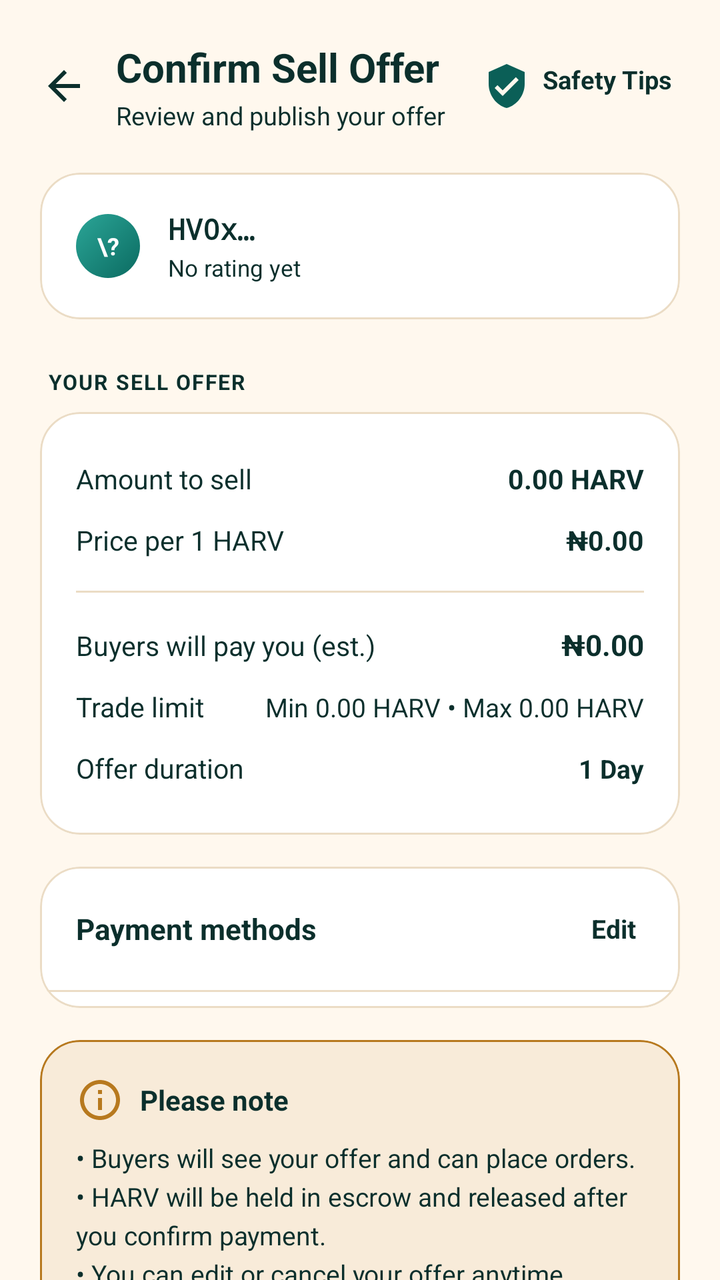
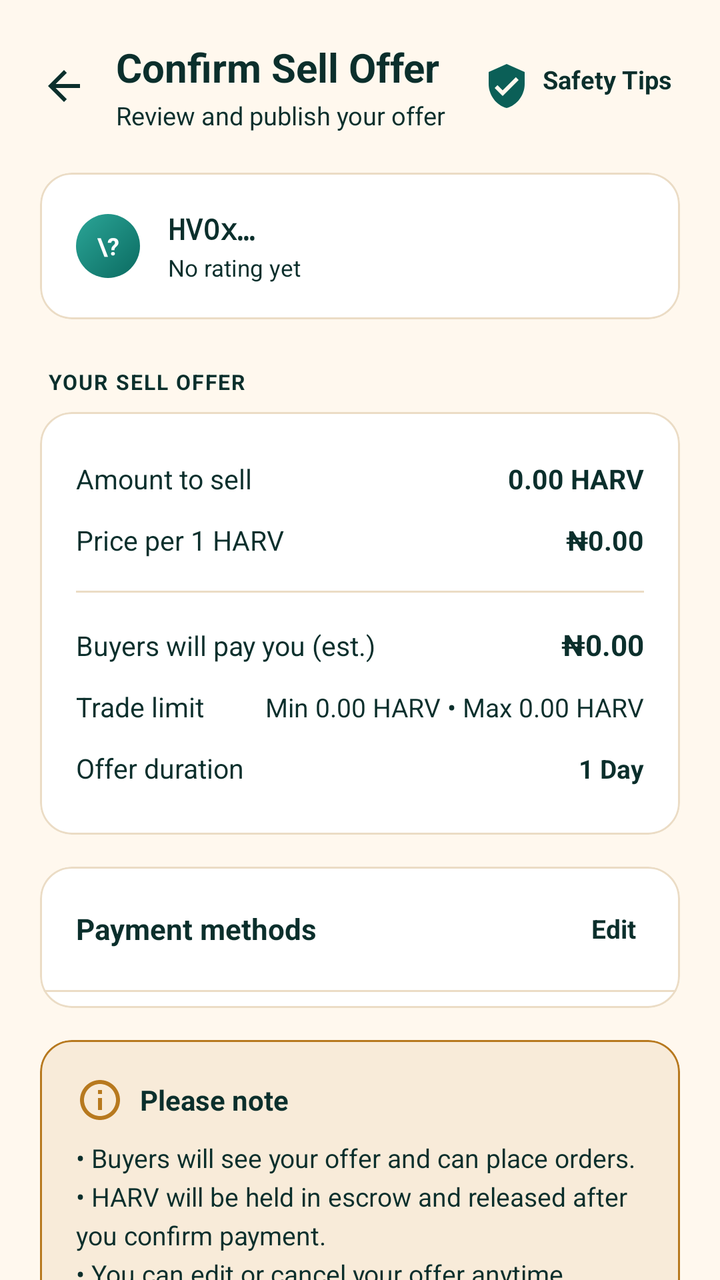

Compare the two renders of this Android layout. The source of the first and the diff that turns it into the second are given below.
<!-- AndroidManifest.xml: application theme AppTheme -->
<!-- res/layout/comfirm_sell_offer.xml -->
<androidx.coordinatorlayout.widget.CoordinatorLayout
	xmlns:android="http://schemas.android.com/apk/res/android"
	xmlns:app="http://schemas.android.com/apk/res-auto"
	xmlns:tools="http://schemas.android.com/tools"
	android:layout_width="match_parent"
	android:layout_height="match_parent"
	android:background="@color/colorP2pBg"
	app:layout_behavior="@string/appbar_scrolling_view_behavior"
	android:id="@+id/_main">
	<androidx.core.widget.NestedScrollView
		android:id="@+id/vscroll1"
		android:layout_width="match_parent"
		android:layout_height="match_parent"
		android:fillViewport="true"
		android:overScrollMode="never">
		<LinearLayout
			android:id="@+id/linear3"
			android:layout_width="match_parent"
			android:layout_height="wrap_content"
			android:padding="20dp"
			android:orientation="vertical">
			<LinearLayout
				android:id="@+id/linear4"
				android:layout_width="match_parent"
				android:layout_height="wrap_content"
				android:gravity="center_vertical"
				android:orientation="horizontal">
				<ImageView
					android:id="@+id/btn_confirm_sell_back"
					android:layout_width="24dp"
					android:layout_height="24dp"
					android:background="?attr/selectableItemBackgroundBorderless"
					android:src="@drawable/ic_arrow_back"
					android:contentDescription="Back"
					android:scaleType="centerInside"
					android:focusable="true"
					app:tint="@color/colorP2pTextPrimary" />
				<LinearLayout
					android:id="@+id/linear5"
					android:layout_width="0dp"
					android:layout_height="wrap_content"
					android:orientation="vertical"
					android:layout_weight="1"
					android:layout_marginStart="14dp">
					<TextView
						android:id="@+id/tv_confirm_title"
						android:layout_width="wrap_content"
						android:layout_height="wrap_content"
						android:text="Confirm Sell Offer"
						android:textSize="20sp"
						android:textStyle="bold" />
					<TextView
						android:id="@+id/tv_confirm_subtitle"
						android:layout_width="wrap_content"
						android:layout_height="wrap_content"
						android:layout_marginTop="2dp"
						android:text="Review and publish your offer"
						android:textSize="12.5sp" />
				</LinearLayout>
				<TextView
					android:id="@+id/textview6"
					android:layout_width="wrap_content"
					android:layout_height="wrap_content"
					android:padding="4dp"
					android:background="?attr/selectableItemBackground"
					android:text="Safety Tips"
					android:textStyle="bold"
					android:textSize="12.5sp"
					android:focusable="true"
					android:drawableStart="@drawable/ic_shield"
					android:drawablePadding="6dp"
					android:drawableTint="@color/colorP2pAccent" />
			</LinearLayout>
			<com.google.android.material.card.MaterialCardView
				android:id="@+id/cardview5"
				android:layout_width="match_parent"
				android:layout_height="wrap_content"
				android:layout_marginTop="20dp"
				app:cardBackgroundColor="@color/colorP2pSurface"
				app:cardCornerRadius="20dp"
				app:cardElevation="0dp"
				app:strokeColor="@color/colorP2pBorder"
				app:strokeWidth="1dp">
				<LinearLayout
					android:id="@+id/linear6"
					android:layout_width="match_parent"
					android:layout_height="wrap_content"
					android:padding="18dp"
					android:gravity="center_vertical"
					android:orientation="horizontal">
					<TextView
						android:id="@+id/tv_confirm_seller_initial"
						android:layout_width="32dp"
						android:layout_height="32dp"
						android:gravity="center"
						android:text="\\?"
						android:textSize="12sp"
						android:textStyle="bold"
	android:background="@drawable/bg_avatar"
	android:textColor="#FFFFFFFF"/>
					<LinearLayout
						android:id="@+id/linear7"
						android:layout_width="0dp"
						android:layout_height="wrap_content"
						android:orientation="vertical"
						android:layout_weight="1"
						android:layout_marginStart="14dp">
						<TextView
							android:id="@+id/tv_confirm_seller_name"
							android:layout_width="wrap_content"
							android:layout_height="wrap_content"
							android:text="HV0x…"
							android:textStyle="bold"
							android:textSize="14.5sp"
							android:fontFamily="monospace" />
						<TextView
							android:id="@+id/tv_confirm_seller_rating"
							android:layout_width="wrap_content"
							android:layout_height="wrap_content"
							android:layout_marginTop="2dp"
							android:text="No rating yet"
							android:textSize="11.5sp" />
					</LinearLayout>
					<TextView
						android:id="@+id/tv_confirm_seller_status"
						android:layout_width="wrap_content"
						android:layout_height="wrap_content"
						android:textSize="11.5sp"
						android:visibility="gone" />
				</LinearLayout>
			</com.google.android.material.card.MaterialCardView>
			<TextView
				android:id="@+id/textview7"
				android:layout_width="wrap_content"
				android:layout_height="wrap_content"
				android:layout_marginTop="24dp"
				android:layout_marginBottom="8dp"
				android:text="YOUR SELL OFFER"
				android:textStyle="bold"
				android:textSize="10.5sp"
				android:layout_marginStart="4dp"
				android:letterSpacing="0.06" />
			<com.google.android.material.card.MaterialCardView
				android:id="@+id/cardview6"
				android:layout_width="match_parent"
				android:layout_height="wrap_content"
				app:cardBackgroundColor="@color/colorP2pSurface"
				app:cardCornerRadius="20dp"
				app:cardElevation="0dp"
				app:strokeColor="@color/colorP2pBorder"
				app:strokeWidth="1dp">
				<LinearLayout
					android:id="@+id/linear8"
					android:layout_width="match_parent"
					android:layout_height="wrap_content"
					android:padding="18dp"
					android:orientation="vertical">
					<LinearLayout
						android:id="@+id/linear9"
						android:layout_width="match_parent"
						android:layout_height="wrap_content"
						android:orientation="horizontal"
						android:paddingVertical="6dp">
						<TextView
							android:id="@+id/tv_confirm_amount_label"
							android:layout_width="0dp"
							android:layout_height="wrap_content"
							android:text="Amount to sell"
							android:layout_weight="1"
							android:textSize="13.5sp" />
						<TextView
							android:id="@+id/tv_confirm_amount"
							android:layout_width="wrap_content"
							android:layout_height="wrap_content"
							android:text="0.00 HARV"
							android:textStyle="bold"
							android:textSize="13.5sp" />
					</LinearLayout>
					<LinearLayout
						android:id="@+id/linear10"
						android:layout_width="match_parent"
						android:layout_height="wrap_content"
						android:orientation="horizontal"
						android:paddingVertical="6dp">
						<TextView
							android:id="@+id/textview8"
							android:layout_width="0dp"
							android:layout_height="wrap_content"
							android:text="Price per 1 HARV"
							android:layout_weight="1"
							android:textSize="13.5sp" />
						<TextView
							android:id="@+id/tv_confirm_unit_price"
							android:layout_width="wrap_content"
							android:layout_height="wrap_content"
							android:text="₦0.00"
							android:textStyle="bold"
							android:textSize="13.5sp" />
					</LinearLayout>
					<View
						android:id="@+id/view11"
						android:layout_width="match_parent"
						android:layout_height="1dp"
						android:background="@color/colorP2pBorder"
						android:layout_marginVertical="10dp" />
					<LinearLayout
						android:id="@+id/linear12"
						android:layout_width="match_parent"
						android:layout_height="wrap_content"
						android:orientation="horizontal"
						android:paddingVertical="6dp">
						<TextView
							android:id="@+id/tv_confirm_pay_direction_label"
							android:layout_width="0dp"
							android:layout_height="wrap_content"
							android:text="Buyers will pay you (est.)"
							android:layout_weight="1"
							android:textSize="13.5sp" />
						<TextView
							android:id="@+id/tv_confirm_buyers_pay"
							android:layout_width="wrap_content"
							android:layout_height="wrap_content"
							android:text="₦0.00"
							android:textStyle="bold"
							android:textSize="14.5sp" />
					</LinearLayout>
					<LinearLayout
						android:id="@+id/linear13"
						android:layout_width="match_parent"
						android:layout_height="wrap_content"
						android:orientation="horizontal"
						android:paddingVertical="6dp">
						<TextView
							android:id="@+id/textview9"
							android:layout_width="0dp"
							android:layout_height="wrap_content"
							android:text="Trade limit"
							android:layout_weight="1"
							android:textSize="13.5sp" />
						<TextView
							android:id="@+id/tv_confirm_trade_limit"
							android:layout_width="wrap_content"
							android:layout_height="wrap_content"
							android:text="Min 0.00 HARV • Max 0.00 HARV"
							android:textSize="13sp" />
					</LinearLayout>
					<LinearLayout
						android:id="@+id/linear14"
						android:layout_width="match_parent"
						android:layout_height="wrap_content"
						android:orientation="horizontal"
						android:paddingVertical="6dp">
						<TextView
							android:id="@+id/textview10"
							android:layout_width="0dp"
							android:layout_height="wrap_content"
							android:text="Offer duration"
							android:layout_weight="1"
							android:textSize="13.5sp" />
						<TextView
							android:id="@+id/tv_confirm_duration"
							android:layout_width="wrap_content"
							android:layout_height="wrap_content"
							android:text="1 Day"
							android:textSize="13sp"
							android:textStyle="bold" />
					</LinearLayout>
				</LinearLayout>
			</com.google.android.material.card.MaterialCardView>
			<com.google.android.material.card.MaterialCardView
				android:id="@+id/cardview7"
				android:layout_width="match_parent"
				android:layout_height="wrap_content"
				android:layout_marginTop="16dp"
				app:cardBackgroundColor="@color/colorP2pSurface"
				app:cardCornerRadius="20dp"
				app:cardElevation="0dp"
				app:strokeColor="@color/colorP2pBorder"
				app:strokeWidth="1dp">
				<LinearLayout
					android:id="@+id/linear15"
					android:layout_width="match_parent"
					android:layout_height="wrap_content"
					android:orientation="vertical">
					<LinearLayout
						android:id="@+id/linear16"
						android:layout_width="match_parent"
						android:layout_height="wrap_content"
						android:padding="18dp"
						android:gravity="center_vertical"
						android:orientation="horizontal">
						<TextView
							android:id="@+id/textview11"
							android:layout_width="0dp"
							android:layout_height="wrap_content"
							android:text="Payment methods"
							android:textStyle="bold"
							android:layout_weight="1"
							android:textSize="14.5sp" />
						<TextView
							android:id="@+id/btn_confirm_edit_payment"
							android:layout_width="wrap_content"
							android:layout_height="wrap_content"
							android:padding="4dp"
							android:background="?attr/selectableItemBackground"
							android:text="Edit"
							android:textSize="13sp"
							android:textStyle="bold"
							android:focusable="true" />
					</LinearLayout>
					<View
						android:id="@+id/view17"
						android:layout_width="match_parent"
						android:layout_height="1dp"
						android:background="@color/colorP2pBorder" />
					<LinearLayout
						android:id="@+id/layout_confirm_payment_methods"
						android:layout_width="match_parent"
						android:layout_height="wrap_content"
						android:paddingBottom="8dp"
						android:orientation="vertical" />
				</LinearLayout>
			</com.google.android.material.card.MaterialCardView>
			<com.google.android.material.card.MaterialCardView
				android:id="@+id/cardview8"
				android:layout_width="match_parent"
				android:layout_height="wrap_content"
				android:layout_marginTop="16dp"
				app:cardBackgroundColor="@color/colorAmberSoft"
				app:cardCornerRadius="20dp"
				app:cardElevation="0dp"
				app:strokeColor="@color/colorAmber"
				app:strokeWidth="1dp">
				<LinearLayout
					android:id="@+id/linear18"
					android:layout_width="match_parent"
					android:layout_height="wrap_content"
					android:padding="18dp"
					android:orientation="vertical">
					<TextView
						android:id="@+id/textview12"
						android:layout_width="match_parent"
						android:layout_height="wrap_content"
						android:gravity="center_vertical"
						android:text="Please note"
						android:textSize="14sp"
						android:textStyle="bold"
						android:drawableStart="@drawable/ic_info"
						android:drawablePadding="8dp"
						android:drawableTint="@color/colorAmber" />
					<TextView
						android:id="@+id/textview13"
						android:layout_width="match_parent"
						android:layout_height="wrap_content"
						android:layout_marginTop="8dp"
						android:text="• Buyers will see your offer and can place orders.\n• HARV will be held in escrow and released after you confirm payment.\n• You can edit or cancel your offer anytime before it is matched."
						android:textSize="13sp"
						android:lineSpacingExtra="4dp" />
				</LinearLayout>
			</com.google.android.material.card.MaterialCardView>
			<com.google.android.material.button.MaterialButton
				android:id="@+id/btn_publish_offer"
				android:layout_width="match_parent"
				android:layout_height="52dp"
				android:layout_marginTop="24dp"
				android:text="Publish Offer"
				android:textSize="15sp"
				android:textStyle="bold"
				android:textAllCaps="false"
				app:backgroundTint="@color/colorP2pAccent"
				app:cornerRadius="14dp"
				app:elevation="0dp" />
			<com.google.android.material.button.MaterialButton
				android:id="@+id/btn_save_as_draft"
				android:layout_width="match_parent"
				android:layout_height="48dp"
				android:layout_marginTop="10dp"
				android:text="Save as Draft"
				android:textSize="14sp"
				android:textStyle="bold"
				style="@style/Widget.MaterialComponents.Button.OutlinedButton"
				android:textAllCaps="false"
				app:backgroundTint="@color/colorP2pSurfaceAlt"
				app:cornerRadius="14dp"
				app:elevation="0dp"
				app:strokeColor="@color/colorP2pBorder"
				app:strokeWidth="1dp" />
			<com.google.android.material.button.MaterialButton
				android:id="@+id/btn_cancel_sell_offer"
				android:layout_width="match_parent"
				android:layout_height="48dp"
				android:layout_marginTop="10dp"
				android:text="Cancel"
				android:textSize="14sp"
				android:textStyle="bold"
				style="@style/Widget.MaterialComponents.Button.OutlinedButton"
				android:textAllCaps="false"
				app:backgroundTint="@color/colorP2pSurfaceAlt"
				app:cornerRadius="14dp"
				app:elevation="0dp"
				app:strokeColor="@color/colorError"
				app:strokeWidth="1dp" />
			<TextView
				android:id="@+id/textview14"
				android:layout_width="match_parent"
				android:layout_height="wrap_content"
				android:layout_marginTop="16dp"
				android:gravity="center_vertical"
				android:text="P2P trades are secured by escrow. Learn more"
				android:textSize="11.5sp"
				android:layout_marginStart="4dp"
				android:drawableStart="@drawable/ic_shield"
				android:drawablePadding="6dp"
				android:drawableTint="@color/colorP2pTextMuted" />
			<com.google.android.material.card.MaterialCardView
				android:id="@+id/cardview9"
				android:layout_width="match_parent"
				android:layout_height="wrap_content"
				android:layout_marginTop="20dp"
				app:cardBackgroundColor="@color/colorP2pSurface"
				app:cardCornerRadius="20dp"
				app:cardElevation="0dp"
				app:strokeColor="@color/colorP2pBorder"
				app:strokeWidth="1dp">
				<LinearLayout
					android:id="@+id/linear19"
					android:layout_width="match_parent"
					android:layout_height="wrap_content"
					android:padding="18dp"
					android:orientation="vertical">
					<TextView
						android:id="@+id/textview15"
						android:layout_width="match_parent"
						android:layout_height="wrap_content"
						android:text="How selling works"
						android:textStyle="bold"
						android:textSize="14.5sp" />
					<LinearLayout
						android:id="@+id/linear20"
						android:layout_width="match_parent"
						android:layout_height="wrap_content"
						android:layout_marginTop="16dp"
						android:orientation="horizontal">
						<LinearLayout
							android:id="@+id/linear21"
							android:layout_width="0dp"
							android:layout_height="wrap_content"
							android:gravity="center_horizontal"
							android:orientation="vertical"
							android:layout_weight="1">
							<ImageView
								android:id="@+id/imageview1"
								android:layout_width="36dp"
								android:layout_height="36dp"
								android:padding="8dp"
								android:src="@drawable/ic_description"
								android:scaleType="centerInside"
								android:backgroundTint="@color/colorP2pSurfaceAlt"
								app:tint="@color/colorP2pAccent" />
							<TextView
								android:id="@+id/textview16"
								android:layout_width="match_parent"
								android:layout_height="wrap_content"
								android:layout_marginTop="8dp"
								android:gravity="center_horizontal|center_vertical"
								android:text="1. Publish offer"
								android:textSize="11sp"
								android:textStyle="bold" />
							<TextView
								android:id="@+id/textview17"
								android:layout_width="match_parent"
								android:layout_height="wrap_content"
								android:layout_marginTop="2dp"
								android:gravity="center_horizontal|center_vertical"
								android:text="Set price &amp; methods"
								android:textSize="10sp" />
						</LinearLayout>
						<LinearLayout
							android:id="@+id/linear22"
							android:layout_width="0dp"
							android:layout_height="wrap_content"
							android:gravity="center_horizontal"
							android:orientation="vertical"
							android:layout_weight="1">
							<ImageView
								android:id="@+id/imageview2"
								android:layout_width="36dp"
								android:layout_height="36dp"
								android:padding="8dp"
								android:src="@drawable/ic_wallet"
								android:scaleType="centerInside"
								android:backgroundTint="@color/colorP2pSurfaceAlt"
								app:tint="@color/colorP2pAccent" />
							<TextView
								android:id="@+id/textview18"
								android:layout_width="match_parent"
								android:layout_height="wrap_content"
								android:layout_marginTop="8dp"
								android:gravity="center_horizontal|center_vertical"
								android:text="2. Buyer order"
								android:textSize="11sp"
								android:textStyle="bold" />
							<TextView
								android:id="@+id/textview19"
								android:layout_width="match_parent"
								android:layout_height="wrap_content"
								android:layout_marginTop="2dp"
								android:gravity="center_horizontal|center_vertical"
								android:text="Buyer sends funds"
								android:textSize="10sp" />
						</LinearLayout>
						<LinearLayout
							android:id="@+id/linear23"
							android:layout_width="0dp"
							android:layout_height="wrap_content"
							android:gravity="center_horizontal"
							android:orientation="vertical"
							android:layout_weight="1">
							<ImageView
								android:id="@+id/imageview3"
								android:layout_width="36dp"
								android:layout_height="36dp"
								android:padding="8dp"
								android:src="@drawable/icon_check_round"
								android:scaleType="centerInside"
								android:backgroundTint="@color/colorP2pSurfaceAlt"
								app:tint="@color/colorP2pAccent" />
							<TextView
								android:id="@+id/textview20"
								android:layout_width="match_parent"
								android:layout_height="wrap_content"
								android:layout_marginTop="8dp"
								android:gravity="center_horizontal|center_vertical"
								android:text="3. Confirm"
								android:textSize="11sp"
								android:textStyle="bold" />
							<TextView
								android:id="@+id/textview21"
								android:layout_width="match_parent"
								android:layout_height="wrap_content"
								android:layout_marginTop="2dp"
								android:gravity="center_horizontal|center_vertical"
								android:text="Verify bank payment"
								android:textSize="10sp" />
						</LinearLayout>
						<LinearLayout
							android:id="@+id/linear24"
							android:layout_width="0dp"
							android:layout_height="wrap_content"
							android:gravity="center_horizontal"
							android:orientation="vertical"
							android:layout_weight="1">
							<ImageView
								android:id="@+id/imageview4"
								android:layout_width="36dp"
								android:layout_height="36dp"
								android:padding="8dp"
								android:src="@drawable/ic_person"
								android:scaleType="centerInside"
								android:backgroundTint="@color/colorP2pSurfaceAlt"
								app:tint="@color/colorP2pAccent" />
							<TextView
								android:id="@+id/textview22"
								android:layout_width="match_parent"
								android:layout_height="wrap_content"
								android:layout_marginTop="8dp"
								android:gravity="center_horizontal|center_vertical"
								android:text="4. Released"
								android:textSize="11sp"
								android:textStyle="bold" />
							<TextView
								android:id="@+id/textview23"
								android:layout_width="match_parent"
								android:layout_height="wrap_content"
								android:layout_marginTop="2dp"
								android:gravity="center_horizontal|center_vertical"
								android:text="HARV goes to buyer"
								android:textSize="10sp" />
						</LinearLayout>
					</LinearLayout>
				</LinearLayout>
			</com.google.android.material.card.MaterialCardView>
		</LinearLayout>
	</androidx.core.widget.NestedScrollView>
</androidx.coordinatorlayout.widget.CoordinatorLayout>
<!-- resources referenced by this layout -->
<resources>
  <color name="colorAmber">#B7791F</color>
  <color name="colorAmberSoft">#1AB7791F</color>
  <color name="colorError">#C8443F</color>
  <color name="colorP2pAccent">#0B5F57</color>
  <color name="colorP2pBg">#FFF8EE</color>
  <color name="colorP2pBorder">#EBDCC5</color>
  <color name="colorP2pSurface">#FFFFFF</color>
  <color name="colorP2pSurfaceAlt">#FFF0DB</color>
  <color name="colorP2pTextMuted">#587570</color>
  <color name="colorP2pTextPrimary">#0B2F2C</color>
  <!-- drawable bg_avatar (drawable) -->
  <?xml version="1.0" encoding="utf-8"?>
  <shape xmlns:android="http://schemas.android.com/apk/res/android" android:shape="oval">
      <gradient
          android:angle="315"
          android:startColor="#FF2BA597"
          android:endColor="#FF0B6B61" />
  </shape>
  <!-- drawable ic_arrow_back (drawable) -->
  <vector xmlns:android="http://schemas.android.com/apk/res/android"
      android:width="24dp" android:height="24dp" android:viewportWidth="24" android:viewportHeight="24">
      <path android:fillColor="#FFFFFFFF" android:pathData="M20,11H7.83l5.59,-5.59L12,4l-8,8 8,8 1.41,-1.41L7.83,13H20v-2z" />
  </vector>
  <style name="HarvanaPopupMenu" parent="Widget.MaterialComponents.PopupMenu">
          <item name="android:popupBackground">@drawable/bg_popup_menu</item>
          <item name="android:popupElevation">10dp</item>
      </style>
  <style name="HarvanaSpinner" parent="Widget.AppCompat.Spinner">
          <item name="android:popupBackground">@color/colorSurface</item>
          <item name="android:dropDownSelector">@color/colorAccentRipple</item>
      </style>
  <style name="HarvanaTextView" parent="android:Widget.TextView">
          <item name="android:textColor">@color/colorTextPrimary</item>
      </style>
  <color name="colorBackground">#FFF8EE</color>
  <color name="colorTextPrimary">#0B2F2C</color>
  <color name="colorAccent">#0B5F57</color>
  <color name="colorTextOnAccent">#FFFFFF</color>
  <color name="colorAccentDark">#084A44</color>
  <color name="colorTextPrimaryWhite">#FFFFFF</color>
  <color name="colorControlNormal">#587570</color>
  <color name="colorAccentRipple">#1A0B5F57</color>
  <color name="colorAccentStroke">#330B5F57</color>
  <color name="colorAccentStrong">#053D3A</color>
  <color name="colorSurface">#FFFFFF</color>
  <color name="colorTextSecondary">#3F5F5A</color>
  <color name="colorTextTertiary">#587570</color>
  <!-- drawable bg_popup_menu (drawable) -->
  <?xml version="1.0" encoding="utf-8"?>
  <shape xmlns:android="http://schemas.android.com/apk/res/android" android:shape="rectangle">
      <solid android:color="@color/colorPopupSurface" />
      <stroke android:width="1dp" android:color="@color/colorCardStroke" />
      <corners android:radius="14dp" />
  </shape>
  <style name="HarvanaDialogButton" parent="Widget.MaterialComponents.Button.TextButton.Dialog">
          <item name="android:textColor">@color/colorAccent</item>
          <item name="android:minHeight">48dp</item>
      </style>
  <style name="HarvanaBottomSheetStyle" parent="Widget.MaterialComponents.BottomSheet.Modal">
          <item name="backgroundTint">?attr/colorSurface</item>
          <item name="shapeAppearanceOverlay">@style/HarvanaBottomSheetShape</item>
      </style>
  <color name="colorPopupSurface">#F6E9D2</color>
  <color name="colorCardStroke">#EBDCC5</color>
  <style name="HarvanaBottomSheetShape" parent="">
          <item name="cornerFamily">rounded</item>
          <item name="cornerSizeTopLeft">20dp</item>
          <item name="cornerSizeTopRight">20dp</item>
          <item name="cornerSizeBottomLeft">0dp</item>
          <item name="cornerSizeBottomRight">0dp</item>
      </style>
  <!-- unchanged entries left out for length: 12 -->
</resources>

<!-- the commit's change to res/layout/comfirm_sell_offer.xml (unified diff, before → after) -->
@@ -76,8 +76,8 @@
 				android:layout_width="match_parent"
 				android:layout_height="wrap_content"
 				android:layout_marginTop="20dp"
-				app:cardBackgroundColor="@color/colorP2pSurface"
-				app:cardCornerRadius="20dp"
+				app:cardBackgroundColor="@color/colorSurface"
+				app:cardCornerRadius="16dp"
 				app:cardElevation="0dp"
 				app:strokeColor="@color/colorP2pBorder"
 				app:strokeWidth="1dp">
@@ -144,8 +144,8 @@
 				android:id="@+id/cardview6"
 				android:layout_width="match_parent"
 				android:layout_height="wrap_content"
-				app:cardBackgroundColor="@color/colorP2pSurface"
-				app:cardCornerRadius="20dp"
+				app:cardBackgroundColor="@color/colorSurface"
+				app:cardCornerRadius="16dp"
 				app:cardElevation="0dp"
 				app:strokeColor="@color/colorP2pBorder"
 				app:strokeWidth="1dp">
@@ -272,8 +272,8 @@
 				android:layout_width="match_parent"
 				android:layout_height="wrap_content"
 				android:layout_marginTop="16dp"
-				app:cardBackgroundColor="@color/colorP2pSurface"
-				app:cardCornerRadius="20dp"
+				app:cardBackgroundColor="@color/colorSurface"
+				app:cardCornerRadius="16dp"
 				app:cardElevation="0dp"
 				app:strokeColor="@color/colorP2pBorder"
 				app:strokeWidth="1dp">
@@ -327,7 +327,7 @@
 				android:layout_height="wrap_content"
 				android:layout_marginTop="16dp"
 				app:cardBackgroundColor="@color/colorAmberSoft"
-				app:cardCornerRadius="20dp"
+				app:cardCornerRadius="16dp"
 				app:cardElevation="0dp"
 				app:strokeColor="@color/colorAmber"
 				app:strokeWidth="1dp">
@@ -417,8 +417,8 @@
 				android:layout_width="match_parent"
 				android:layout_height="wrap_content"
 				android:layout_marginTop="20dp"
-				app:cardBackgroundColor="@color/colorP2pSurface"
-				app:cardCornerRadius="20dp"
+				app:cardBackgroundColor="@color/colorSurface"
+				app:cardCornerRadius="16dp"
 				app:cardElevation="0dp"
 				app:strokeColor="@color/colorP2pBorder"
 				app:strokeWidth="1dp">
<!-- resource entries referenced after the edit -->
@@ -3,13 +3,12 @@
   <color name="colorAmber">#B7791F</color>
   <color name="colorAmberSoft">#1AB7791F</color>
   <color name="colorError">#C8443F</color>
-  <color name="colorP2pAccent">#0B5F57</color>
-  <color name="colorP2pBg">#FFF8EE</color>
-  <color name="colorP2pBorder">#EBDCC5</color>
-  <color name="colorP2pSurface">#FFFFFF</color>
-  <color name="colorP2pSurfaceAlt">#FFF0DB</color>
-  <color name="colorP2pTextMuted">#587570</color>
-  <color name="colorP2pTextPrimary">#0B2F2C</color>
+  <color name="colorP2pAccent">@color/colorAccent</color>
+  <color name="colorP2pBg">@color/colorBackground</color>
+  <color name="colorP2pBorder">@color/colorCardStroke</color>
+  <color name="colorP2pSurfaceAlt">@color/colorSurfaceAlt</color>
+  <color name="colorP2pTextMuted">@color/colorTextTertiary</color>
+  <color name="colorP2pTextPrimary">@color/colorTextPrimary</color>
   <!-- drawable bg_avatar (drawable) -->
   <?xml version="1.0" encoding="utf-8"?>
   <shape xmlns:android="http://schemas.android.com/apk/res/android" android:shape="oval">
@@ -62,8 +61,9 @@
           <item name="backgroundTint">?attr/colorSurface</item>
           <item name="shapeAppearanceOverlay">@style/HarvanaBottomSheetShape</item>
       </style>
-  <color name="colorPopupSurface">#F6E9D2</color>
+  <color name="colorPopupSurface">@color/colorSurface</color>
   <color name="colorCardStroke">#EBDCC5</color>
+  <color name="colorSurfaceAlt">#FFF0DB</color>
   <style name="HarvanaBottomSheetShape" parent="">
           <item name="cornerFamily">rounded</item>
           <item name="cornerSizeTopLeft">20dp</item>
